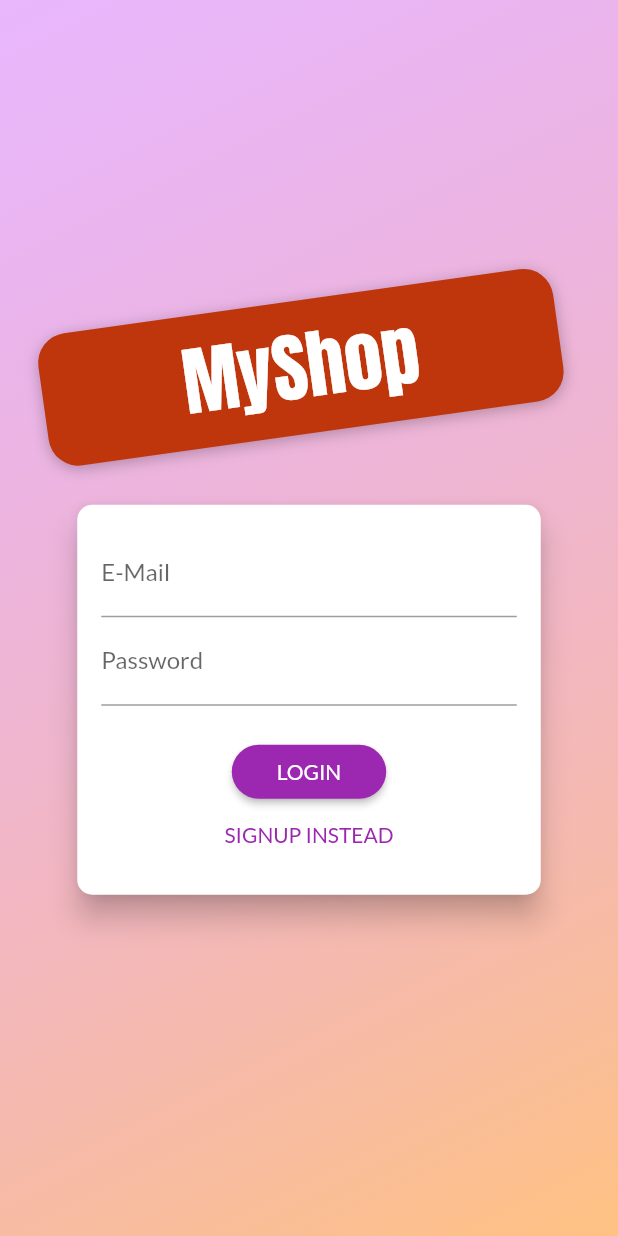
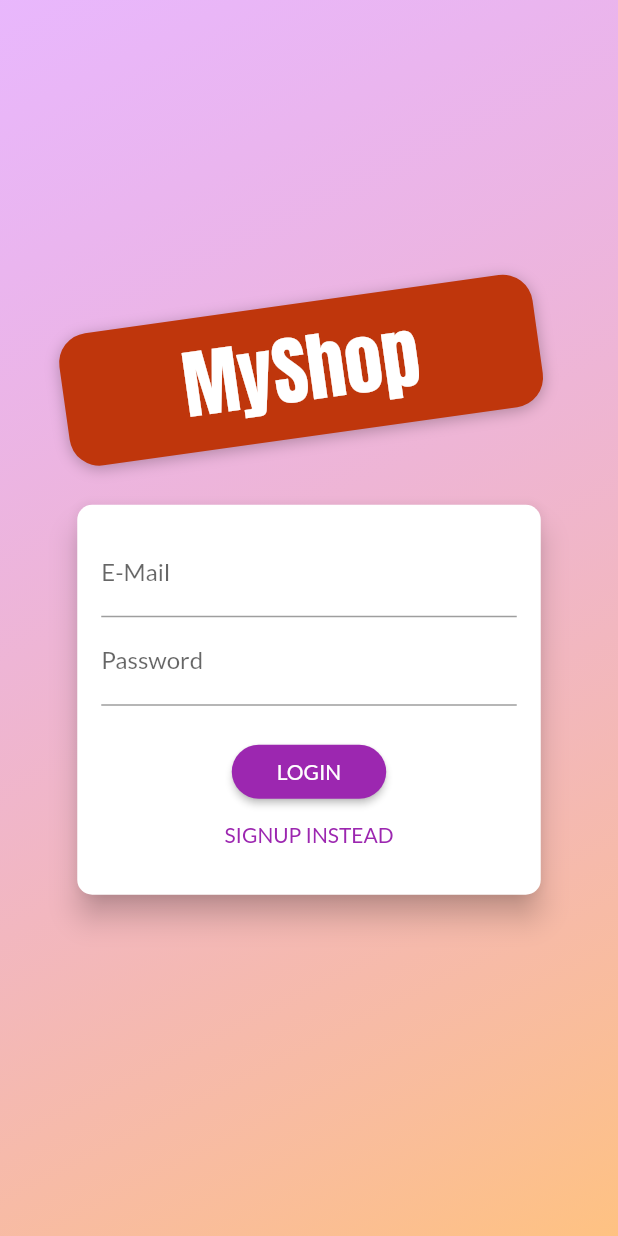
Before and after one commit to rockfang/flutter_shop_app, a Flutter app: the screen it shows after launch, on a phone screen of 412 x 824 dp. Run offline on Flutter 3.47's test engine with Material 2 defaults, Android fonts, the phone set to English and light mode, and no system bars; our stand-ins replace dio.

Commit message:
添加dio作为网络请求框架

```diff
--- a/lib/pages/auth_page.dart
+++ b/lib/pages/auth_page.dart
@@ -41,7 +41,7 @@ class AuthPage extends StatelessWidget {
                     child: Container(
                       margin: EdgeInsets.only(bottom: 20.0),
                       padding:
-                          EdgeInsets.symmetric(vertical: 8.0, horizontal: 94.0),
+                          EdgeInsets.symmetric(vertical: 8.0, horizontal: 80.0),
                       transform: Matrix4.rotationZ(-8 * pi / 180)
                         ..translate(-10.0),
                       // ..translate(-10.0),
--- a/pubspec.yaml
+++ b/pubspec.yaml
@@ -22,6 +22,7 @@ dependencies:
   provider: ^3.1.0+1
   intl: ^0.16.0
   http: ^0.12.0+2
+  dio: 3.0.8
 
   # The following adds the Cupertino Icons font to your application.
   # Use with the CupertinoIcons class for iOS style icons.
```
Also changed, not shown: lib/tools/diohttp.dart (added, +15 -0 lines), lib/providers/products.dart (indentation only), pubspec.lock, 2 other files.
